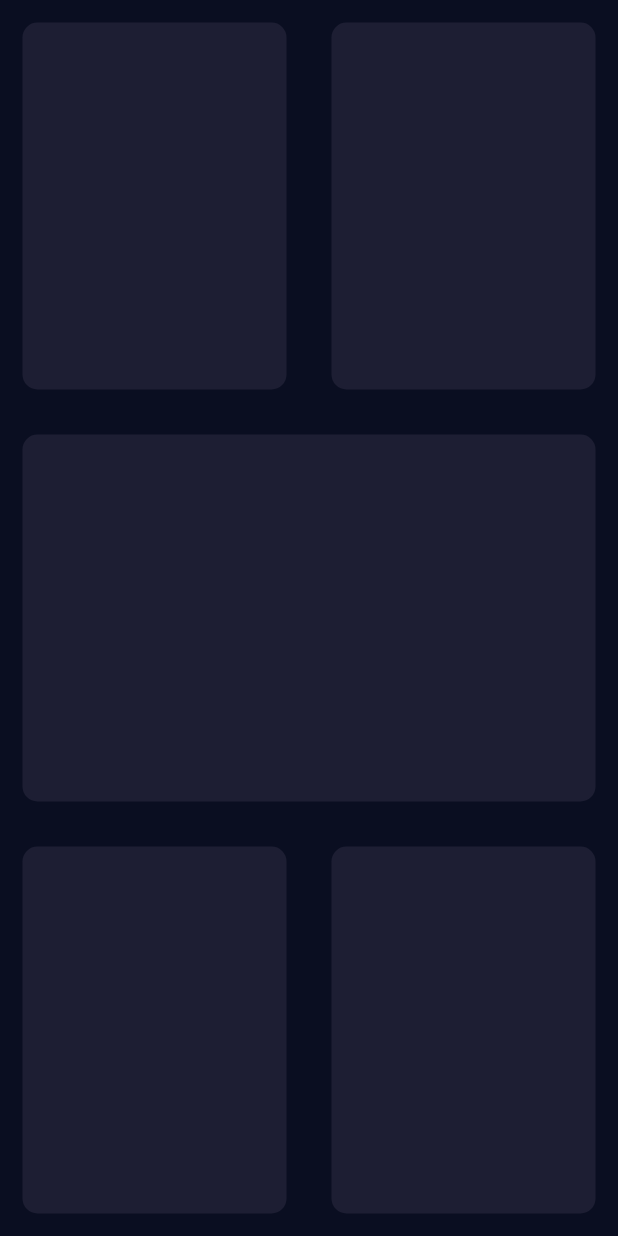
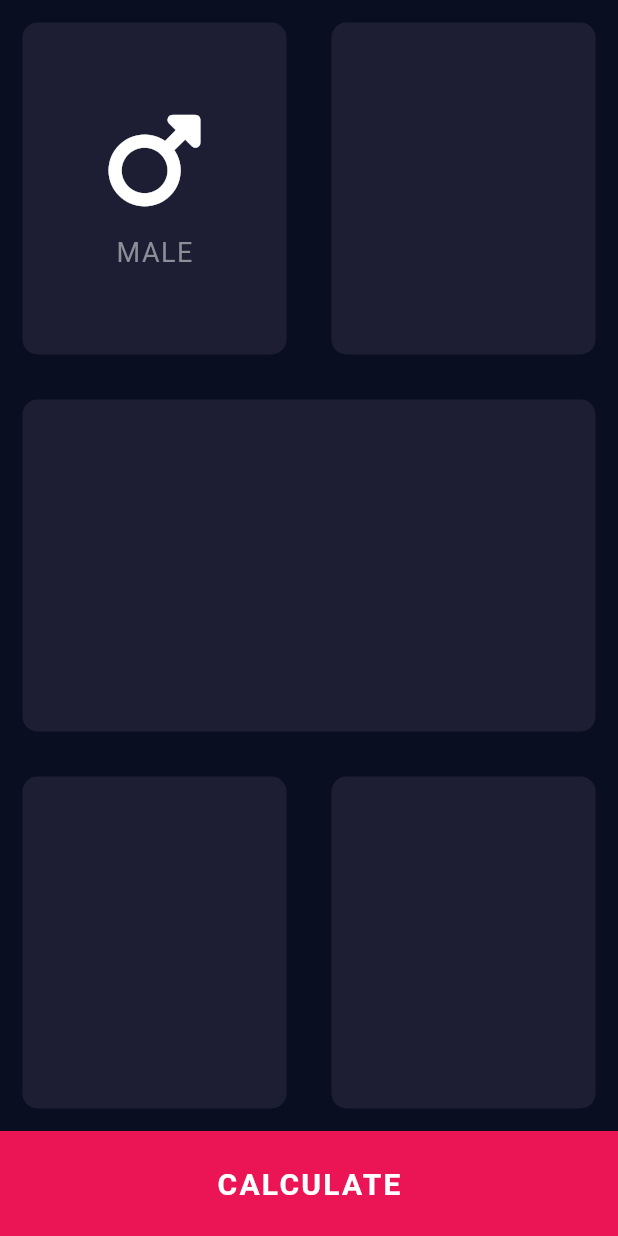
Before and after one commit to DrAmanBudhiraja/bmi_calculator, a Flutter app: the screen it shows after launch, on a phone screen of 412 x 824 dp. Run offline on Flutter 3.47's test engine with Material 2 defaults, Android fonts, the phone set to English and light mode, and no system bars; our stand-ins replace font_awesome_flutter.

Commit message:
IconContent Widget Created

```diff
--- a/lib/input_page.dart
+++ b/lib/input_page.dart
@@ -1,4 +1,10 @@
 import 'package:flutter/material.dart';
+import 'package:font_awesome_flutter/font_awesome_flutter.dart';
+
+const bottomPinkButtonHeight = 70.0;
+const colorDarkGrey = Color(0xFF1D1E33);
+const bottomPinkButton = Color(0xFFEB1555);
+const fontColor = Color(0xFF8D8E98);
 
 class InputPage extends StatefulWidget {
   const InputPage({Key? key}) : super(key: key);
@@ -19,31 +25,51 @@ class _InputPageState extends State<InputPage> {
                 children: const [
                   Expanded(
                     child: GreyCard(
-                  color: Color(0xFF1D1E33),
-                )),
+                      cardChild: IconContent(),
+                      color: colorDarkGrey,
+                    ),
+                  ),
                   Expanded(
                       child: GreyCard(
-                  color: Color(0xFF1D1E33),
+                    color: colorDarkGrey,
                   )),
                 ],
-            )),
+              ),
+            ),
             const Expanded(
               child: GreyCard(
-              color: Color(0xFF1D1E33),
-            )),
+                color: colorDarkGrey,
+              ),
+            ),
             Expanded(
               child: Row(
                 children: const [
                   Expanded(
                       child: GreyCard(
-                  color: Color(0xFF1D1E33),
+                    color: colorDarkGrey,
                   )),
                   Expanded(
                     child: GreyCard(
-                  color: Color(0xFF1D1E33),
+                      color: colorDarkGrey,
+                    ),
+                  ),
+                ],
+              ),
+            ),
+            Container(
+              height: bottomPinkButtonHeight,
+              width: double.infinity,
+              color: bottomPinkButton,
+              child: const Center(
+                  child: Text(
+                'CALCULATE',
+                style: TextStyle(
+                  fontSize: 20,
+                  letterSpacing: 1.5,
+                  fontWeight: FontWeight.bold,
+                ),
               )),
-              ],
-            )),
+            ),
           ],
         ),
       ),
@@ -51,10 +77,42 @@ class _InputPageState extends State<InputPage> {
   }
 }
 
+class IconContent extends StatelessWidget {
+  const IconContent({
+    Key? key,
+  }) : super(key: key);
+
+  @override
+  Widget build(BuildContext context) {
+    return Column(
+      mainAxisAlignment: MainAxisAlignment.center,
+      children: const [
+        FaIcon(
+          FontAwesomeIcons.mars,
+          size: 70.0,
+        ),
+        SizedBox(
+          height: 15.0,
+        ),
+        Text(
+          'MALE',
+          style: TextStyle(
+            color: fontColor,
+            fontSize: 18,
+            letterSpacing: 1.0,
+          ),
+        ),
+      ],
+    );
+  }
+}
+
 class GreyCard extends StatelessWidget {
+  const GreyCard({Key? key, required this.color, this.cardChild})
+      : super(key: key);
+
   final Color color;
-
-  const GreyCard({Key? key, required this.color}) : super(key: key);
+  final Widget? cardChild;
 
   @override
   Widget build(BuildContext context) {
@@ -64,6 +122,7 @@ class GreyCard extends StatelessWidget {
         borderRadius: BorderRadius.circular(10.0),
         color: color,
       ),
+      child: cardChild,
     );
   }
 }
--- a/pubspec.yaml
+++ b/pubspec.yaml
@@ -34,6 +34,7 @@ dependencies:
   # The following adds the Cupertino Icons font to your application.
   # Use with the CupertinoIcons class for iOS style icons.
   cupertino_icons: ^1.0.2
+  font_awesome_flutter: ^10.1.0
 
 dev_dependencies:
   flutter_test:
```
Also changed, not shown: pubspec.lock. Lines whose indentation alone changed are shown as unchanged.
